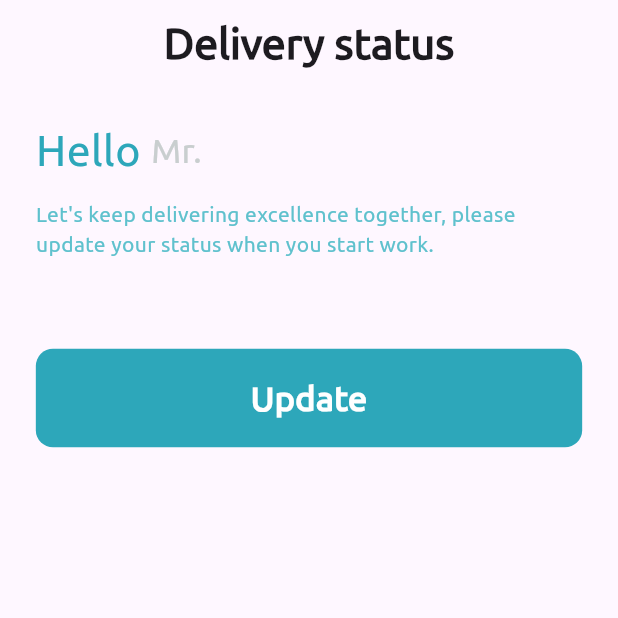
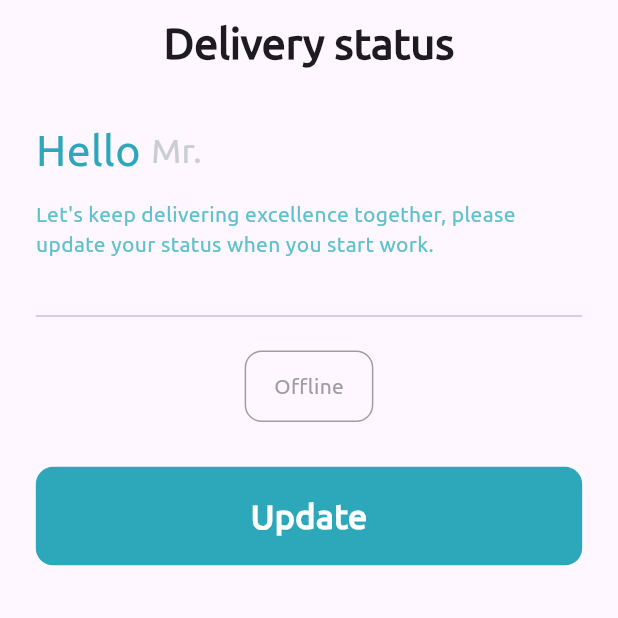
Before and after one commit to GhandiSlman/shpping, a Flutter app: the DeliveryStatusScreen screen opened directly, on a phone screen of 412 x 824 dp, the top half of it. Run offline on Flutter 3.47's test engine with Material 3 defaults, Android fonts, the phone set to English and light mode, and no system bars; our stand-ins replace auto_size_text, awesome_notifications, bloc, equatable, firebase_core, firebase_messaging and 14 more; accounts and stored records are empty.

Commit message:
Third version

```diff
--- a/lib/core/utils/app_consts.dart
+++ b/lib/core/utils/app_consts.dart
@@ -1,5 +1,3 @@
 import 'package:get_storage/get_storage.dart';
-
-const baseUrl = "http://192.168.43.177:8000/api/";
-
+const baseUrl = "http://192.168.1.105:8000/api/";
 final box = GetStorage();
--- a/lib/core/utils/images.dart
+++ b/lib/core/utils/images.dart
@@ -1,7 +1,7 @@
 class AppImages {
   static String appLogoImage = 'assets/images/logo.png';
   static String companyLogoImage = 'assets/images/logo2.png';
-  static String noDataImage = 'assets/images/noData.png';
+  static String noDataImage = 'assets/images/nodata.png';
   static String noNetImage = 'assets/images/noNet.png';
   static String notiImage = 'assets/images/noti.png';
 
--- a/lib/fetures/notification/data/model/nontification_model.dart
+++ b/lib/fetures/notification/data/model/nontification_model.dart
@@ -25,6 +25,7 @@ class GetNotiModelData {
   String? title;
   String? message;
 
+
   GetNotiModelData({this.title, this.message});
 
   GetNotiModelData.fromJson(Map<String, dynamic> json) {
--- a/lib/fetures/office/presentation/bloc/governorate/governorate_bloc.dart
+++ b/lib/fetures/office/presentation/bloc/governorate/governorate_bloc.dart
@@ -20,5 +20,6 @@ class GovernorateBloc extends Bloc<GovernorateEvent, GovernorateState> {
         emit(GetGovernoratesErrorState(message: result.errorMessage!));
       }
     });
+
   }
 }
--- a/lib/fetures/office/presentation/bloc/office/offices_bloc.dart
+++ b/lib/fetures/office/presentation/bloc/office/offices_bloc.dart
@@ -36,6 +36,5 @@ class OfficesBloc extends Bloc<OfficesEvent, OfficesState> {
       }
     });
 
-
   }
 }
--- a/lib/fetures/office/presentation/bloc/office/offices_event.dart
+++ b/lib/fetures/office/presentation/bloc/office/offices_event.dart
@@ -12,7 +12,7 @@ class GetAllOfficesEvent extends OfficesEvent {}
 class GetAllFilterdOfficesEvent extends OfficesEvent {
   final String gover;
 
-  const GetAllFilterdOfficesEvent({required this.gover });
+  const GetAllFilterdOfficesEvent({required this.gover});
   @override
-  List<Object> get props => [gover ];
+  List<Object> get props => [gover];
 }
--- a/lib/fetures/order/presentation/bloc/company/company_bloc.dart
+++ b/lib/fetures/order/presentation/bloc/company/company_bloc.dart
@@ -1,10 +1,8 @@
 import 'package:bloc/bloc.dart';
 import 'package:equatable/equatable.dart';
 import 'package:logistech/core/data/data_state.dart';
-
 import 'package:logistech/fetures/order/data/model/company_model.dart';
 import 'package:logistech/fetures/order/data/repo/order_repo.dart';
-
 part 'company_event.dart';
 part 'company_state.dart';
 
--- a/lib/fetures/order/presentation/screens/delivery_status_screen.dart
+++ b/lib/fetures/order/presentation/screens/delivery_status_screen.dart
@@ -55,7 +55,7 @@ class DeliveryStatusScreen extends StatelessWidget {
                         "Let's keep delivering excellence together, please update your status when you start work.",
                     color: AppColor.secoundPrimary,
                   ),
-                  50.verticalSpace,
+                  25.verticalSpace,
                   BlocBuilder<DeliveryBloc, DeliveryState>(
                     builder: (context, state) {
                       if (state is DeliveryStatusLoadingState) {
@@ -73,6 +73,28 @@ class DeliveryStatusScreen extends StatelessWidget {
                               ),
                             ),
                             children: [
+                              const Divider(),
+                              12.5.verticalSpace,
+                              Container(
+                                width: 75.w,
+                                height: 40.h,
+                                decoration: BoxDecoration(
+                                    border: Border.all(
+                                        color: box.read('status') == true
+                                            ? AppColor.primary
+                                            : AppColor.greayColor),
+                                    borderRadius: BorderRadius.circular(10.r)),
+                                child: Center(
+                                  child: TextWidget(
+                                      color: box.read('status') == true
+                                          ? AppColor.primary
+                                          : AppColor.greayColor,
+                                      text: box.read('status') == true
+                                          ? 'Online'
+                                          : 'Offline'),
+                                ),
+                              ),
+                              25.verticalSpace,
                               BtnWidget(
                                 text: 'Update',
                                 onTap: () {
```
Also changed, not shown: lib/core/notification.dart (+8 -18 lines), lib/core/widget/custom_pop_up.dart (deleted, +0 -24 lines), lib/fetures/order/presentation/bloc/delivery/delivery_bloc.dart (+16 -1 lines), lib/fetures/office/presentation/bloc/governorate/governorate_event.dart (line endings or trailing spaces), lib/fetures/office/presentation/bloc/governorate/governorate_state.dart (line endings or trailing spaces), lib/fetures/office/presentation/bloc/office/offices_state.dart (line endings or trailing spaces).
